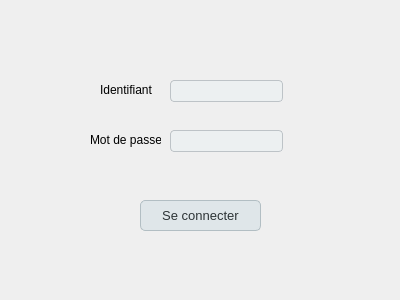
Before: the Qt Designer form authentifier.ui in CND-cyb/engine_test_bench, drawn with Qt 5.
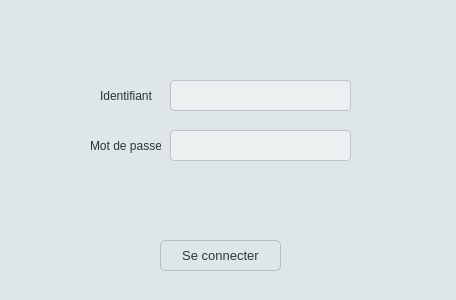
After: the same form once the commit is applied.

```diff
--- a/authentifier.ui
+++ b/authentifier.ui
@@ -6,18 +6,24 @@
    <rect>
     <x>0</x>
     <y>0</y>
-    <width>400</width>
+    <width>456</width>
     <height>300</height>
    </rect>
   </property>
   <property name="windowTitle">
    <string>Form</string>
   </property>
+  <property name="styleSheet">
+   <string notr="true">QWidget {
+    background-color: #dfe6e9;
+    color: #2d3436;
+}</string>
+  </property>
   <widget class="QPushButton" name="pb_connecter">
    <property name="geometry">
     <rect>
-     <x>140</x>
-     <y>200</y>
+     <x>160</x>
+     <y>240</y>
      <width>121</width>
      <height>31</height>
     </rect>
@@ -50,8 +56,8 @@
     <rect>
      <x>170</x>
      <y>80</y>
-     <width>113</width>
-     <height>22</height>
+     <width>181</width>
+     <height>31</height>
     </rect>
    </property>
    <property name="styleSheet">
@@ -74,8 +80,8 @@
     <rect>
      <x>170</x>
      <y>130</y>
-     <width>113</width>
-     <height>22</height>
+     <width>181</width>
+     <height>31</height>
     </rect>
    </property>
    <property name="styleSheet">
@@ -99,7 +105,7 @@
      <x>90</x>
      <y>130</y>
      <width>71</width>
-     <height>20</height>
+     <height>31</height>
     </rect>
    </property>
    <property name="text">
@@ -112,13 +118,26 @@
      <x>100</x>
      <y>80</y>
      <width>61</width>
-     <height>20</height>
+     <height>31</height>
     </rect>
    </property>
    <property name="text">
     <string>Identifiant</string>
    </property>
   </widget>
+  <widget class="QLabel" name="l_erreur">
+   <property name="geometry">
+    <rect>
+     <x>90</x>
+     <y>170</y>
+     <width>241</width>
+     <height>51</height>
+    </rect>
+   </property>
+   <property name="text">
+    <string/>
+   </property>
+  </widget>
  </widget>
  <resources/>
  <connections>
```
Left out of the diff: 2 changed lines with no effect on the pictures.
